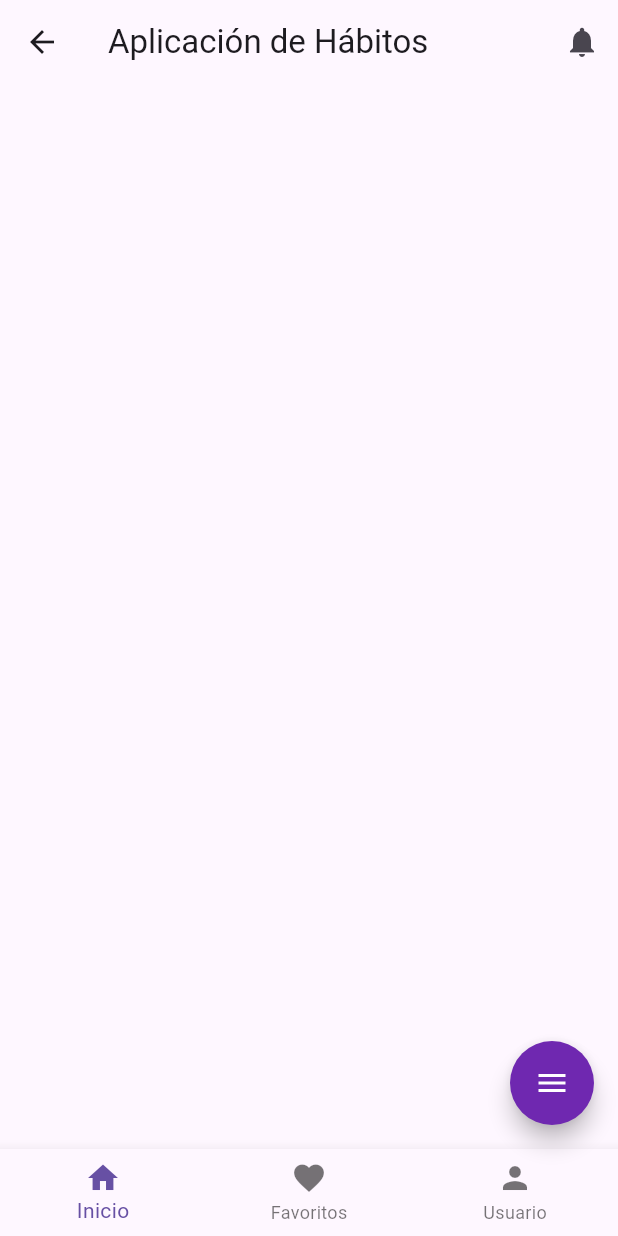
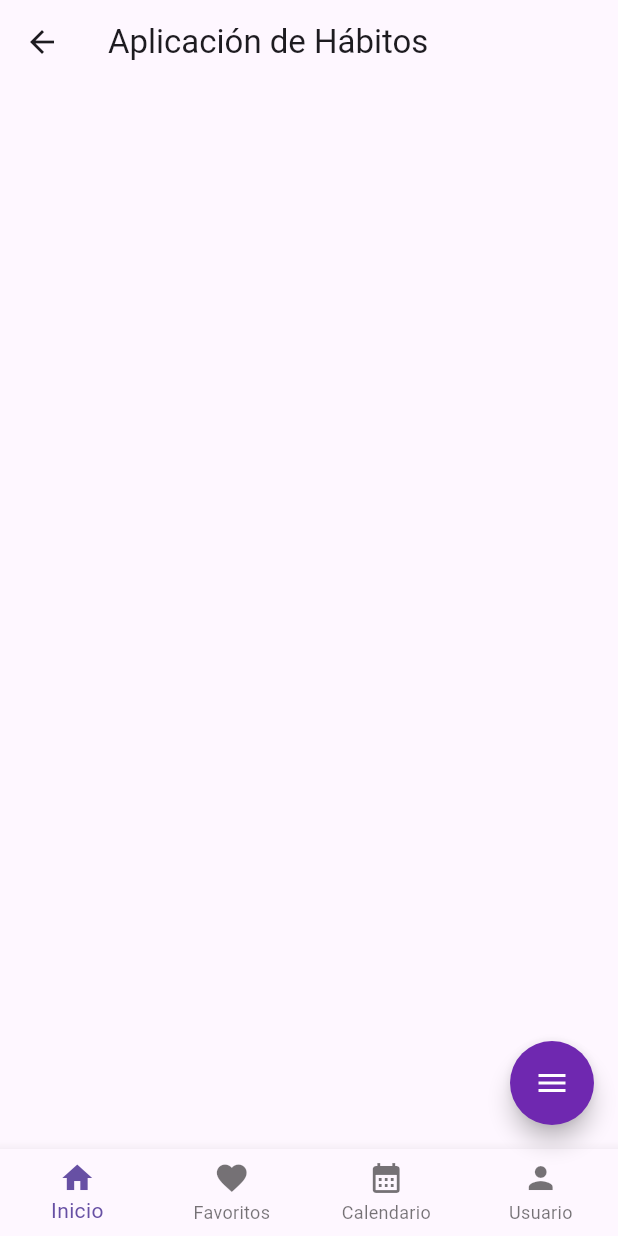
Before and after one commit to lili195/habits-tracker, a Flutter app: the HomePage screen opened by its route, on a phone screen of 412 x 824 dp. Run offline on Flutter 3.47's test engine with Material 3 defaults, Android fonts, the phone set to English and light mode, and no system bars; drawn by our look-alikes of flutter_speed_dial; our stand-ins replace table_calendar.

Commit message:
adicionar el calendario en el menu inferior

```diff
--- a/habits_tracker_app/lib/pages/habitos_pages.dart
+++ b/habits_tracker_app/lib/pages/habitos_pages.dart
@@ -10,8 +10,6 @@ class HabitosPage extends StatefulWidget {
 
 class _HabitosPageState extends State<HabitosPage> {
   // Lista de categorías
-
-
   @override
   Widget build(BuildContext context) {
     final List<DateTime> fechasVerdes = [
--- a/habits_tracker_app/lib/pages/home_page.dart
+++ b/habits_tracker_app/lib/pages/home_page.dart
@@ -20,23 +20,19 @@ class _HomePageState extends State<HomePage> {
   List<Habits> categories = const [
     Habits(
       name: 'Escribir',
-      icon:
-          Icon(Icons.abc),
+      icon: Icon(Icons.abc),
     ),
     Habits(
       name: 'Leer',
-      icon:
-          Icon(Icons.book),
+      icon: Icon(Icons.book),
     ),
     Habits(
       name: 'Correr',
-      icon:
-          Icon(Icons.run_circle),
+      icon: Icon(Icons.run_circle),
     ),
     Habits(
       name: 'Jugar Baloncesto',
-      icon:
-          Icon(Icons.sports_basketball),
+      icon: Icon(Icons.sports_basketball),
     ),
   ];
 
@@ -58,6 +54,7 @@ class _HomePageState extends State<HomePage> {
       categories.add(newHabit);
     });
   }
+
   // Método para obtener el cuerpo dinámico basado en el índice de la navegación
   Widget _getBody(int currentIndex) {
     switch (currentIndex) {
@@ -65,18 +62,14 @@ class _HomePageState extends State<HomePage> {
         return Scaffold(
           appBar: AppBar(
             title: const Text('Aplicación de Hábitos'),
-            actions: [
-              IconButton(
-                icon: const Icon(Icons.notifications),
-                onPressed: () {},
-              ),
-            ],
           ),
         );
       case 1:
         return const FavoritesPage(); // Cambiar por tu página de gráficos
       case 2:
         return const HabitosPage();
+      case 3:
+        return const UserPage();
       default:
         return const Center(child: Text('Página no encontrada'));
     }
--- a/habits_tracker_app/lib/widgets/menu_bottom/custom_navigation_bar.dart
+++ b/habits_tracker_app/lib/widgets/menu_bottom/custom_navigation_bar.dart
@@ -18,6 +18,8 @@ class CustomNavigationBar extends StatelessWidget {
           BottomNavigationBarItem(label: 'Inicio', icon: Icon(Icons.home)),
           BottomNavigationBarItem(
               label: 'Favoritos', icon: Icon(Icons.favorite)),
+          BottomNavigationBarItem(
+              label: 'Calendario', icon: Icon(Icons.calendar_month)),
           BottomNavigationBarItem(label: 'Usuario', icon: Icon(Icons.person)),
         ]);
   }
```
